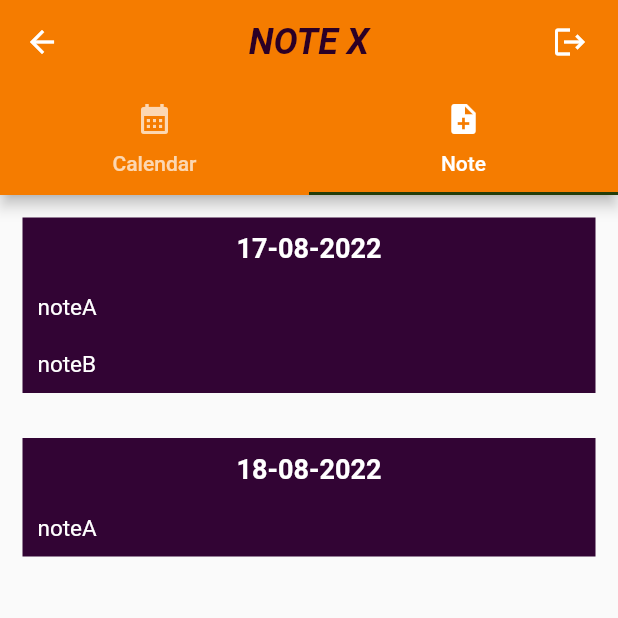
After one commit to robin-k-10/apk_note, a Flutter app: the HomePage screen opened directly, tab 2 chosen, after a tap on the "logout" icon, on a phone screen of 412 x 824 dp, the top half of it. The commit adds this screen. Run offline on Flutter 3.47's test engine with Material 2 defaults, Android fonts, the phone set to English and light mode, and no system bars; our stand-ins replace google_fonts, table_calendar; Roboto replaces fonts that are missing (Aladin).

Commit message:
calender & note

```diff
--- /dev/null
+++ b/apk_note/lib/calendar.dart
@@ -0,0 +1,160 @@
+import 'package:apk_note/event.dart';
+import 'package:flutter/material.dart';
+import 'package:table_calendar/table_calendar.dart';
+
+class Calendar extends StatefulWidget {
+  @override
+  _CalendarState createState() => _CalendarState();
+}
+
+class _CalendarState extends State<Calendar> {
+  Map<DateTime, List<Event>> selectedEvents = {};
+  CalendarFormat format = CalendarFormat.month;
+  DateTime selectedDay = DateTime.now();
+  DateTime focusedDay = DateTime.now();
+
+  TextEditingController _eventController = TextEditingController();
+
+  @override
+  void initState() {
+    selectedEvents = {};
+    super.initState();
+  }
+
+  List<Event> _getEventsfromDay(DateTime date) {
+    return selectedEvents[date] ?? [];
+  }
+
+  @override
+  void dispose() {
+    _eventController.dispose();
+    super.dispose();
+  }
+
+  @override
+  Widget build(BuildContext context) {
+    return Scaffold(
+      body: Column(
+        children: [
+          TableCalendar(
+            focusedDay: selectedDay,
+            firstDay: DateTime(1990),
+            lastDay: DateTime(2050),
+            calendarFormat: format,
+            onFormatChanged: (CalendarFormat _format) {
+              setState(() {
+                format = _format;
+              });
+            },
+            startingDayOfWeek: StartingDayOfWeek.sunday,
+            daysOfWeekVisible: true,
+
+            //Day Changed
+            onDaySelected: (DateTime selectDay, DateTime focusDay) {
+              setState(() {
+                selectedDay = selectDay;
+                focusedDay = focusDay;
+              });
+              print(focusedDay);
+            },
+            selectedDayPredicate: (DateTime date) {
+              return isSameDay(selectedDay, date);
+            },
+
+            eventLoader: _getEventsfromDay,
+
+            //To style the Calendar
+            calendarStyle: CalendarStyle(
+              isTodayHighlighted: true,
+              selectedDecoration: BoxDecoration(
+                color: Colors.blue,
+                shape: BoxShape.rectangle,
+                borderRadius: BorderRadius.circular(5.0),
+              ),
+              selectedTextStyle: TextStyle(color: Colors.white),
+              todayDecoration: BoxDecoration(
+                color: Colors.purpleAccent,
+                shape: BoxShape.rectangle,
+                borderRadius: BorderRadius.circular(5.0),
+              ),
+              defaultDecoration: BoxDecoration(
+                shape: BoxShape.rectangle,
+                borderRadius: BorderRadius.circular(5.0),
+              ),
+              weekendDecoration: BoxDecoration(
+                shape: BoxShape.rectangle,
+                borderRadius: BorderRadius.circular(5.0),
+              ),
+            ),
+            headerStyle: HeaderStyle(
+              formatButtonVisible: true,
+              titleCentered: true,
+              formatButtonShowsNext: false,
+              formatButtonDecoration: BoxDecoration(
+                color: Colors.blue,
+                borderRadius: BorderRadius.circular(5.0),
+              ),
+              formatButtonTextStyle: TextStyle(
+                color: Colors.white,
+              ),
+            ),
+          ),
+          ..._getEventsfromDay(selectedDay).map(
+            (Event event) => ListTile(
+              title: Text(
+                "${event.title}",
+              ),
+              trailing: GestureDetector(
+                  behavior: HitTestBehavior.translucent,
+                  onTap: () {
+                    // event = null;
+                    // print("ASD");
+                  },
+                  child: Icon(Icons.delete)),
+            ),
+          ),
+        ],
+      ),
+      floatingActionButton: FloatingActionButton.extended(
+        onPressed: () => showDialog(
+          context: context,
+          builder: (context) => AlertDialog(
+            title: Text("Add Event"),
+            content: TextFormField(
+              controller: _eventController,
+            ),
+            actions: [
+              TextButton(
+                child: Text("Cancel"),
+                onPressed: () => Navigator.pop(context),
+              ),
+              TextButton(
+                child: Text("Ok"),
+                onPressed: () {
+                  if (_eventController.text.isEmpty) {
+                  } else {
+                    if (selectedEvents[selectedDay] != null) {
+                      selectedEvents[selectedDay]?.add(
+                        Event(title: _eventController.text),
+                      );
+                    } else {
+                      selectedEvents[selectedDay] = [
+                        Event(title: _eventController.text)
+                      ];
+                    }
+                  }
+                  Navigator.pop(context);
+                  _eventController.clear();
+                  setState(() {});
+                  return;
+                },
+              ),
+            ],
+          ),
+        ),
+        label: Text("Add Event"),
+        icon: Icon(Icons.add),
+      ),
+    );
+  }
+}
--- /dev/null
+++ b/apk_note/lib/event.dart
@@ -0,0 +1,8 @@
+import 'package:flutter/foundation.dart';
+
+class Event {
+  final String title;
+  Event({@required this.title = ""});
+
+  String toString() => this.title;
+}
--- a/apk_note/lib/home.dart
+++ b/apk_note/lib/home.dart
@@ -1,4 +1,7 @@
+import 'package:apk_note/calendar.dart';
+import 'package:apk_note/note.dart';
 import 'package:flutter/material.dart';
+import 'package:google_fonts/google_fonts.dart';
 
 class HomePage extends StatefulWidget {
   const HomePage({Key? key}) : super(key: key);
@@ -10,6 +13,55 @@ class HomePage extends StatefulWidget {
 class _HomePageState extends State<HomePage> {
   @override
   Widget build(BuildContext context) {
-    return Container(child: Center(child: Text('Home Page')));
+    return DefaultTabController(
+      length: 2,
+      child: Scaffold(
+          appBar: AppBar(
+            backgroundColor: Colors.orange[700],
+            centerTitle: true,
+            title: Text(
+              'NOTE X',
+              style: GoogleFonts.aladin(
+                color: Color.fromARGB(255, 43, 0, 38),
+                fontSize: 24,
+                fontWeight: FontWeight.w700,
+                fontStyle: FontStyle.italic,
+              ),
+            ),
+            bottom: TabBar(
+              tabs: [
+                Tab(
+                  icon: Icon(Icons.calendar_month),
+                  child: Text('Calendar'),
+                ),
+                Tab(
+                  icon: Icon(Icons.note_add),
+                  child: Text('Note'),
+                )
+              ],
+              indicatorColor: Color.fromARGB(255, 35, 60, 8),
+            ),
+            actions: <Widget>[
+              IconButton(
+                  padding: EdgeInsets.symmetric(horizontal: 20),
+                  icon: Icon(Icons.logout),
+                  onPressed: () {}),
+            ],
+          ),
+          body: TabBarView(
+            children: <Widget>[
+              Container(
+                child: Center(
+                  child: Calendar(),
+                ),
+              ),
+              Container(
+                child: Center(
+                  child: NotePage(),
+                ),
+              ),
+            ],
+          )),
+    );
   }
 }
--- a/apk_note/lib/main.dart
+++ b/apk_note/lib/main.dart
@@ -1,3 +1,4 @@
+import 'package:apk_note/home.dart';
 import 'package:flutter/material.dart';
 import 'package:apk_note/login.dart';
 import 'package:google_fonts/google_fonts.dart';
--- /dev/null
+++ b/apk_note/lib/note.dart
@@ -0,0 +1,62 @@
+import 'package:flutter/material.dart';
+
+class NotePage extends StatefulWidget {
+  const NotePage({Key? key}) : super(key: key);
+
+  @override
+  State<NotePage> createState() => _NotePageState();
+}
+
+class _NotePageState extends State<NotePage> {
+  @override
+  Widget build(BuildContext context) {
+    List dateList = ["17-08-2022", "18-08-2022"];
+    List noteList = [
+      ['noteA', 'noteB'],
+      ['noteA']
+    ];
+    return ListView.builder(
+        itemCount: dateList.length,
+        itemBuilder: (context, index) {
+          return Padding(
+            padding: EdgeInsets.all(15),
+            child: Column(
+              children: [
+                Container(
+                  decoration:
+                      BoxDecoration(color: Color.fromARGB(255, 50, 4, 52)),
+                  child: Column(
+                    children: [
+                      Padding(
+                        padding: EdgeInsets.only(top: 10),
+                        child: Text(
+                          dateList[index],
+                          style: TextStyle(
+                              fontWeight: FontWeight.bold,
+                              color: Colors.white,
+                              fontSize: 18),
+                        ),
+                      ),
+                      SizedBox(
+                        height: 10,
+                      ),
+                      for (var i in noteList[index])
+                        Padding(
+                          padding: EdgeInsets.all(10),
+                          child: Align(
+                            alignment: Alignment.centerLeft,
+                            child: Text(i.toString(),
+                                textAlign: TextAlign.left,
+                                style: TextStyle(
+                                    color: Colors.white, fontSize: 15)),
+                          ),
+                        ),
+                    ],
+                  ),
+                )
+              ],
+            ),
+          );
+        });
+  }
+}
```
Also changed, not shown: apk_note/pubspec.yaml (+2 -6 lines), apk_note/pubspec.lock.
